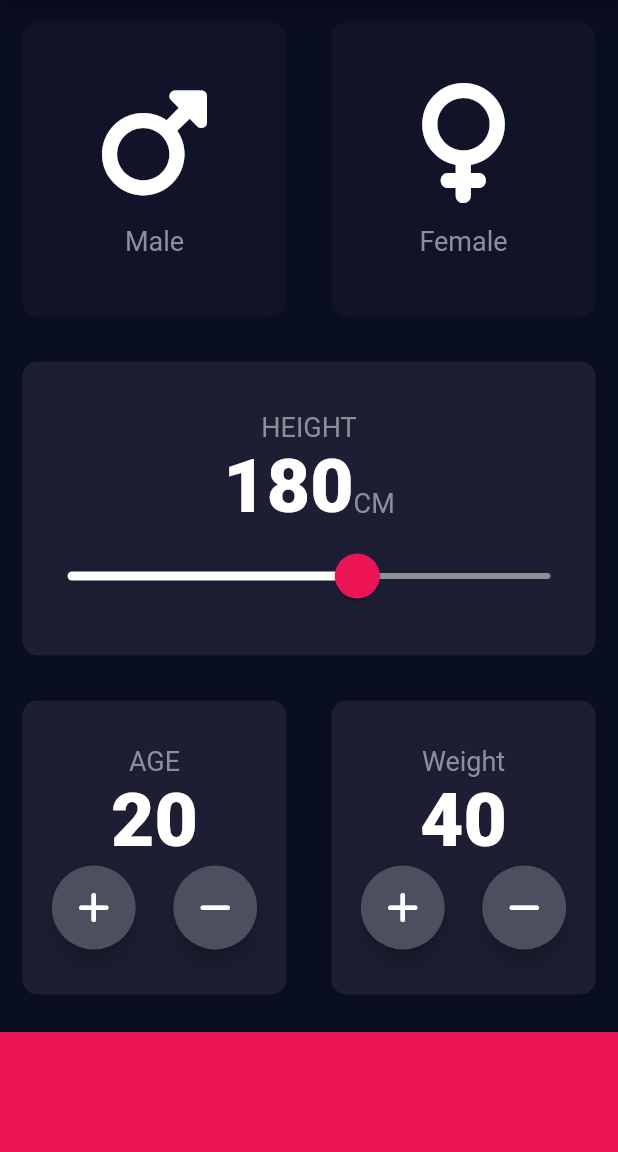
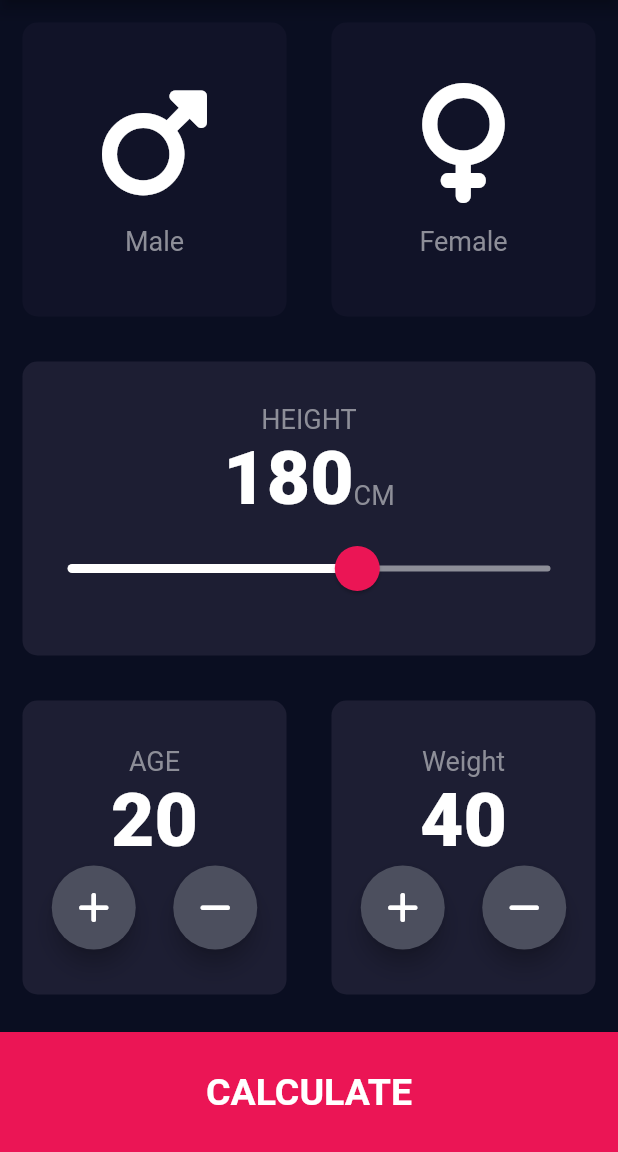
Before and after one commit to pandeykushal/BMI-Calculator, a Flutter app: the screen it shows after launch, on a phone screen of 412 x 824 dp, the part 84-1236 px from its top. Run offline on Flutter 3.47's test engine with Material 2 defaults, Android fonts, the phone set to English and light mode, and no system bars; our stand-ins replace font_awesome_flutter.

Commit message:
Bmi up to age weight

```diff
--- a/lib/screen/constannts/constanstants.dart
+++ b/lib/screen/constannts/constanstants.dart
@@ -7,6 +7,12 @@ const kActiveCardColor =Color(0xff1d1e33);
 const kInactivecardColor=Color(0xff111328);
 const kBottomContainerColor=Color(0xFFeb1555);
 
+const  kLargeText= TextStyle(
+            fontSize: 25.0,
+            fontWeight: FontWeight.bold ,
+            color: Colors.white,
+);
+
 const  kLabelTextStyle= TextStyle(
             fontSize: 18.0,
             color: Color(0xff8d8e98),);
--- a/lib/screen/mainpage.dart
+++ b/lib/screen/mainpage.dart
@@ -1,4 +1,5 @@
- import 'package:flutter/material.dart';
+ import 'package:bmi_cal/screen/result_page.dart';
+import 'package:flutter/material.dart';
 import 'package:flutter/src/widgets/container.dart';
 import 'package:flutter/src/widgets/framework.dart';
 import 'package:font_awesome_flutter/font_awesome_flutter.dart';
@@ -101,7 +102,7 @@ class _MainPageState extends State<MainPage> {
 
             mainAxisAlignment: MainAxisAlignment.center,
           children: [
-            SizedBox(height: 10),
+            // SizedBox(height: 10),
             Text('HEIGHT',style:kLabelTextStyle ,),
                Row(
 
@@ -109,7 +110,7 @@ class _MainPageState extends State<MainPage> {
                     crossAxisAlignment: CrossAxisAlignment.baseline,
                     textBaseline: TextBaseline.alphabetic,
                     children: [
-                      Padding( padding: EdgeInsets.only(bottom: 15,),),
+                      // Padding( padding: EdgeInsets.only(bottom: 15,),),
                       Text(
                         height.toString(),
                         style: kNumberStyle,
@@ -240,13 +241,20 @@ class _MainPageState extends State<MainPage> {
             ],
           ),
           ),
-          Container(
-            color: kBottomContainerColor,
-            margin: EdgeInsets.only(top: 10),
-            width: double.infinity,
-            height: kBottomContainerHeight,
+          GestureDetector(
+            onTap:() {
+              Navigator.push(context, MaterialPageRoute(builder: (context)=>ResultPage()));
+
+            },
+            child: Container(
+              child: Center(child: Text('CALCULATE',style: kLargeText,)),
+              color: kBottomContainerColor,
+              margin: EdgeInsets.only(top: 10),
+              width: double.infinity,
+              height: kBottomContainerHeight,
 
 
+            ),
           ),
         ],
       ),
```
Also changed, not shown: lib/screen/result_page.dart (added, +19 -0 lines).
